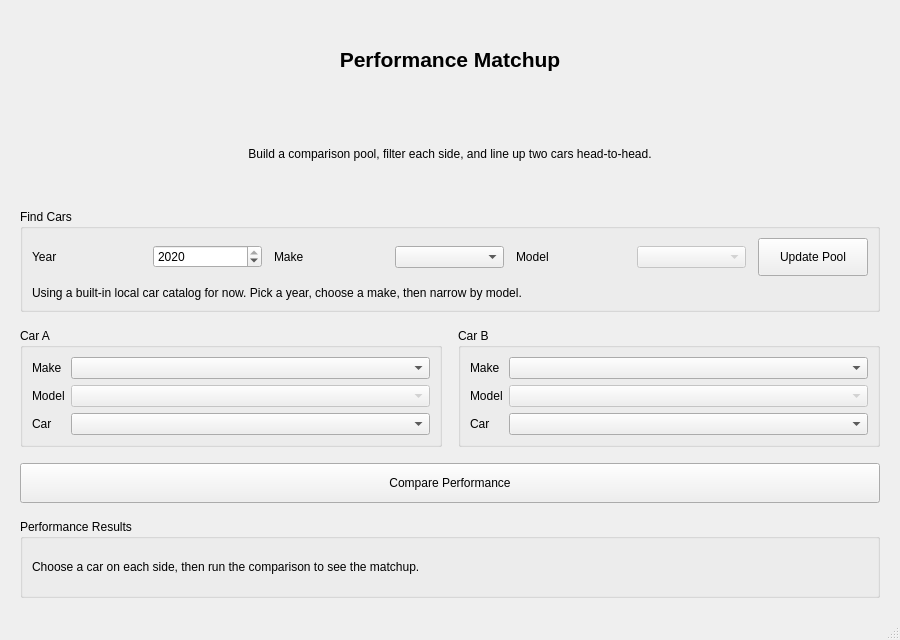
First picture: the form in mainwindow.ui, repository atifmn/car-comparison, before the edit.
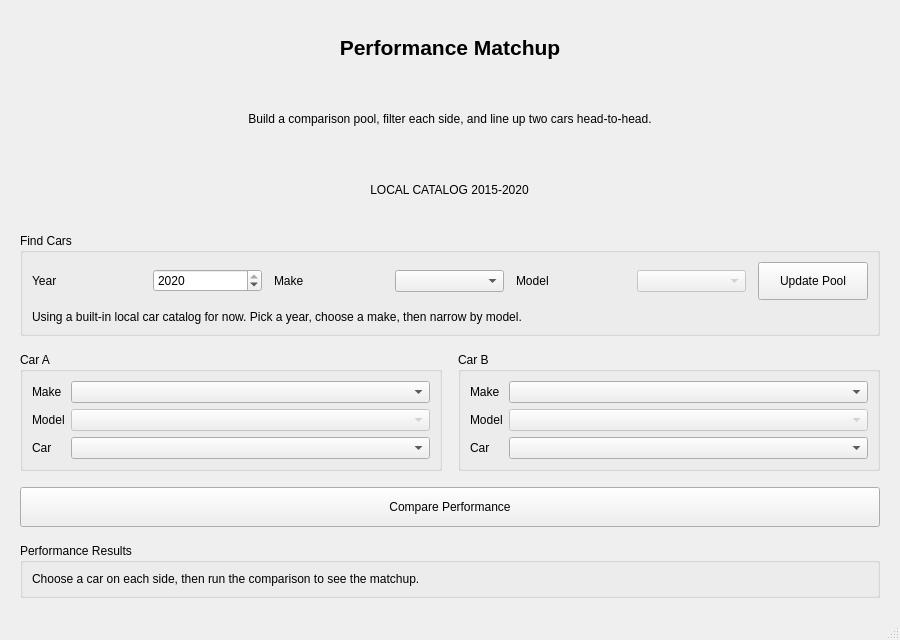
Second picture: the form after the edit.

Commit message: Polish top-level UI details

What changed in the file:
```diff
--- a/mainwindow.ui
+++ b/mainwindow.ui
@@ -56,6 +56,16 @@
       </property>
      </widget>
     </item>
+    <item alignment="Qt::AlignHCenter">
+     <widget class="QLabel" name="dataSourceLabel">
+      <property name="text">
+       <string>LOCAL CATALOG 2015-2020</string>
+      </property>
+      <property name="alignment">
+       <set>Qt::AlignmentFlag::AlignCenter</set>
+      </property>
+     </widget>
+    </item>
     <item>
      <widget class="QGroupBox" name="searchGroupBox">
       <property name="title">
```
Left out of the diff: 1 changed line with no effect on the pictures. The commit also changes 1 other file.
